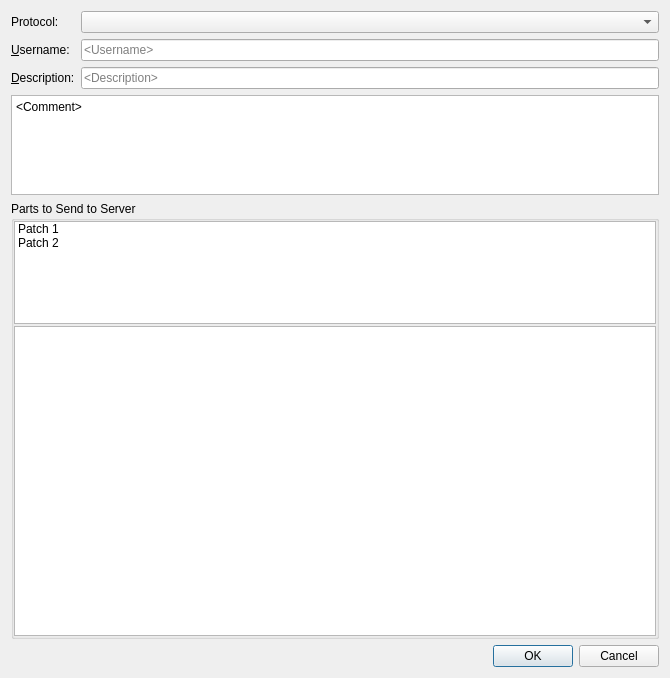
Old version of the form src/plugins/cpaster/pasteview.ui in the repository qt-creator/qt-creator.
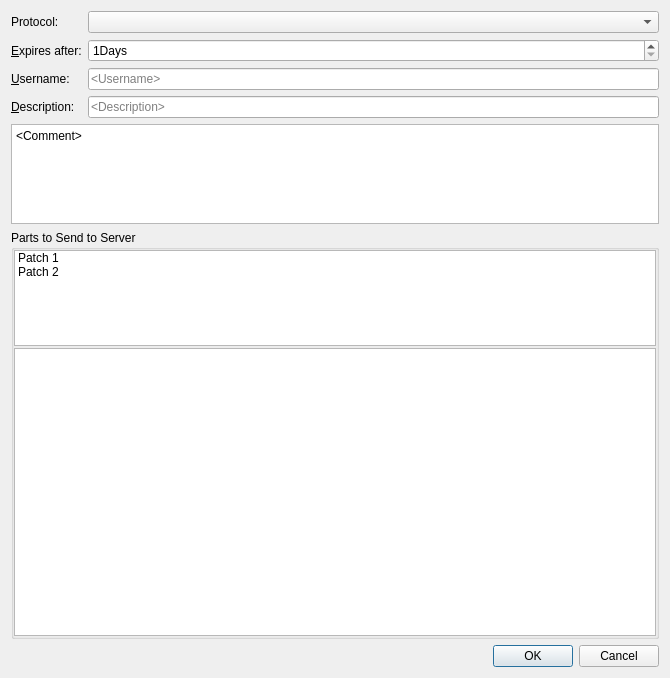
New version of the form. Custom widgets are drawn as their Qt base class.

Commit message:
CodePaster: Add setting for expiry.
Add a setting for expiry in days and additional setting for
PasteView dialog which can be used to override.

```diff
--- a/src/plugins/cpaster/pasteview.ui
+++ b/src/plugins/cpaster/pasteview.ui
@@ -26,7 +26,7 @@
      <item row="0" column="1">
       <widget class="QComboBox" name="protocolBox"/>
      </item>
-     <item row="1" column="0">
+     <item row="2" column="0">
       <widget class="QLabel" name="userLabel">
        <property name="text">
         <string>&amp;Username:</string>
@@ -36,14 +36,14 @@
        </property>
       </widget>
      </item>
-     <item row="1" column="1">
+     <item row="2" column="1">
       <widget class="QLineEdit" name="uiUsername">
        <property name="placeholderText">
         <string>&lt;Username&gt;</string>
        </property>
       </widget>
      </item>
-     <item row="2" column="0">
+     <item row="3" column="0">
       <widget class="QLabel" name="descriptionLabel">
        <property name="text">
         <string>&amp;Description:</string>
@@ -53,13 +53,36 @@
        </property>
       </widget>
      </item>
-     <item row="2" column="1">
+     <item row="3" column="1">
       <widget class="QLineEdit" name="uiDescription">
        <property name="placeholderText">
         <string>&lt;Description&gt;</string>
        </property>
       </widget>
      </item>
+     <item row="1" column="1">
+      <widget class="QSpinBox" name="expirySpinBox">
+       <property name="suffix">
+        <string>Days</string>
+       </property>
+       <property name="minimum">
+        <number>1</number>
+       </property>
+       <property name="maximum">
+        <number>365</number>
+       </property>
+      </widget>
+     </item>
+     <item row="1" column="0">
+      <widget class="QLabel" name="expiryLabel">
+       <property name="text">
+        <string>&amp;Expires after:</string>
+       </property>
+       <property name="buddy">
+        <cstring>expirySpinBox</cstring>
+       </property>
+      </widget>
+     </item>
     </layout>
    </item>
    <item>
```
The commit also changes 20 other files.
